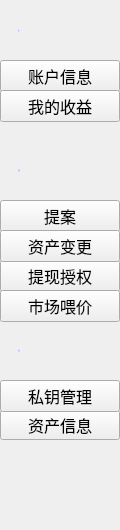
Above: LNKWallet/functionBar/FunctionGuardWidget.ui from HcashOrg/hx-indicator before the change. Below: the same form after it.
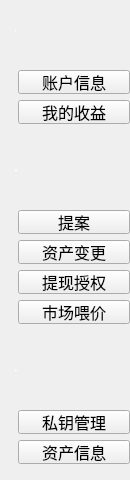
That is the form after the change.

The edit to the form file:
```diff
--- a/LNKWallet/functionBar/FunctionGuardWidget.ui
+++ b/LNKWallet/functionBar/FunctionGuardWidget.ui
@@ -6,8 +6,8 @@
    <rect>
     <x>0</x>
     <y>0</y>
-    <width>120</width>
-    <height>530</height>
+    <width>130</width>
+    <height>480</height>
    </rect>
   </property>
   <property name="windowTitle">
@@ -24,17 +24,17 @@
    </property>
    <property name="font">
     <font>
-     <family>Microsoft YaHei UI Light</family>
+     <family>微软雅黑</family>
      <pointsize>-1</pointsize>
-     <weight>50</weight>
+     <weight>75</weight>
      <italic>false</italic>
-     <bold>false</bold>
+     <bold>true</bold>
     </font>
    </property>
    <property name="styleSheet">
-    <string notr="true">color: #A6B9FF;
-font: 16px &quot;Microsoft YaHei UI Light&quot;;
-padding-left: 18px;</string>
+    <string notr="true">color: white;
+font: bold 14px &quot;微软雅黑&quot;;
+padding-left: 15px;</string>
    </property>
    <property name="text">
     <string>账户</string>
@@ -43,13 +43,13 @@
     <set>Qt::AlignLeading|Qt::AlignLeft|Qt::AlignVCenter</set>
    </property>
   </widget>
-  <widget class="QToolButton" name="assetInfoBtn">
+  <widget class="QPushButton" name="assetInfoBtn">
    <property name="geometry">
     <rect>
-     <x>0</x>
-     <y>410</y>
-     <width>120</width>
-     <height>30</height>
+     <x>18</x>
+     <y>440</y>
+     <width>112</width>
+     <height>24</height>
     </rect>
    </property>
    <property name="font">
@@ -61,13 +61,13 @@
     <string>资产信息</string>
    </property>
   </widget>
-  <widget class="QToolButton" name="keyManageBtn">
+  <widget class="QPushButton" name="keyManageBtn">
    <property name="geometry">
     <rect>
-     <x>0</x>
-     <y>380</y>
-     <width>120</width>
-     <height>32</height>
+     <x>18</x>
+     <y>410</y>
+     <width>112</width>
+     <height>24</height>
     </rect>
    </property>
    <property name="font">
@@ -79,13 +79,13 @@
     <string>私钥管理</string>
    </property>
   </widget>
-  <widget class="QToolButton" name="proposalBtn">
+  <widget class="QPushButton" name="proposalBtn">
    <property name="geometry">
     <rect>
-     <x>0</x>
-     <y>200</y>
-     <width>120</width>
-     <height>32</height>
+     <x>18</x>
+     <y>210</y>
+     <width>112</width>
+     <height>24</height>
     </rect>
    </property>
    <property name="font">
@@ -108,17 +108,17 @@
    </property>
    <property name="font">
     <font>
-     <family>Microsoft YaHei UI Light</family>
+     <family>微软雅黑</family>
      <pointsize>-1</pointsize>
-     <weight>50</weight>
+     <weight>75</weight>
      <italic>false</italic>
-     <bold>false</bold>
+     <bold>true</bold>
     </font>
    </property>
    <property name="styleSheet">
-    <string notr="true">color: #A6B9FF;
-font: 16px &quot;Microsoft YaHei UI Light&quot;;
-padding-left: 18px;</string>
+    <string notr="true">color: white;
+font: bold 14px &quot;微软雅黑&quot;;
+padding-left: 15px;</string>
    </property>
    <property name="text">
     <string>提案</string>
@@ -131,24 +131,24 @@
    <property name="geometry">
     <rect>
      <x>0</x>
-     <y>320</y>
+     <y>340</y>
      <width>120</width>
      <height>60</height>
     </rect>
    </property>
    <property name="font">
     <font>
-     <family>Microsoft YaHei UI Light</family>
+     <family>微软雅黑</family>
      <pointsize>-1</pointsize>
-     <weight>50</weight>
+     <weight>75</weight>
      <italic>false</italic>
-     <bold>false</bold>
+     <bold>true</bold>
     </font>
    </property>
    <property name="styleSheet">
-    <string notr="true">color: #A6B9FF;
-font: 16px &quot;Microsoft YaHei UI Light&quot;;
-padding-left: 18px;</string>
+    <string notr="true">color: white;
+font: bold 14px &quot;微软雅黑&quot;;
+padding-left: 15px;</string>
    </property>
    <property name="text">
     <string>高级</string>
@@ -157,13 +157,13 @@
     <set>Qt::AlignLeading|Qt::AlignLeft|Qt::AlignVCenter</set>
    </property>
   </widget>
-  <widget class="QToolButton" name="accountInfoBtn">
+  <widget class="QPushButton" name="accountInfoBtn">
    <property name="geometry">
     <rect>
-     <x>0</x>
-     <y>60</y>
-     <width>120</width>
-     <height>32</height>
+     <x>18</x>
+     <y>70</y>
+     <width>112</width>
+     <height>24</height>
     </rect>
    </property>
    <property name="font">
@@ -175,13 +175,13 @@
     <string>账户信息</string>
    </property>
   </widget>
-  <widget class="QToolButton" name="myIncomeBtn">
+  <widget class="QPushButton" name="myIncomeBtn">
    <property name="geometry">
     <rect>
-     <x>0</x>
-     <y>90</y>
-     <width>120</width>
-     <height>32</height>
+     <x>18</x>
+     <y>100</y>
+     <width>112</width>
+     <height>24</height>
     </rect>
    </property>
    <property name="font">
@@ -193,13 +193,13 @@
     <string>我的收益</string>
    </property>
   </widget>
-  <widget class="QToolButton" name="withdrawConfirmBtn">
+  <widget class="QPushButton" name="withdrawConfirmBtn">
    <property name="geometry">
     <rect>
-     <x>0</x>
-     <y>260</y>
-     <width>120</width>
-     <height>32</height>
+     <x>18</x>
+     <y>270</y>
+     <width>112</width>
+     <height>24</height>
     </rect>
    </property>
    <property name="font">
@@ -211,13 +211,13 @@
     <string>提现授权</string>
    </property>
   </widget>
-  <widget class="QToolButton" name="feedPriceBtn">
+  <widget class="QPushButton" name="feedPriceBtn">
    <property name="geometry">
     <rect>
-     <x>0</x>
-     <y>290</y>
-     <width>120</width>
-     <height>32</height>
+     <x>18</x>
+     <y>300</y>
+     <width>112</width>
+     <height>24</height>
     </rect>
    </property>
    <property name="font">
@@ -229,13 +229,13 @@
     <string>市场喂价</string>
    </property>
   </widget>
-  <widget class="QToolButton" name="coldHotTransferBtn">
+  <widget class="QPushButton" name="coldHotTransferBtn">
    <property name="geometry">
     <rect>
-     <x>0</x>
-     <y>230</y>
-     <width>120</width>
-     <height>32</height>
+     <x>18</x>
+     <y>240</y>
+     <width>112</width>
+     <height>24</height>
     </rect>
    </property>
    <property name="font">
```
